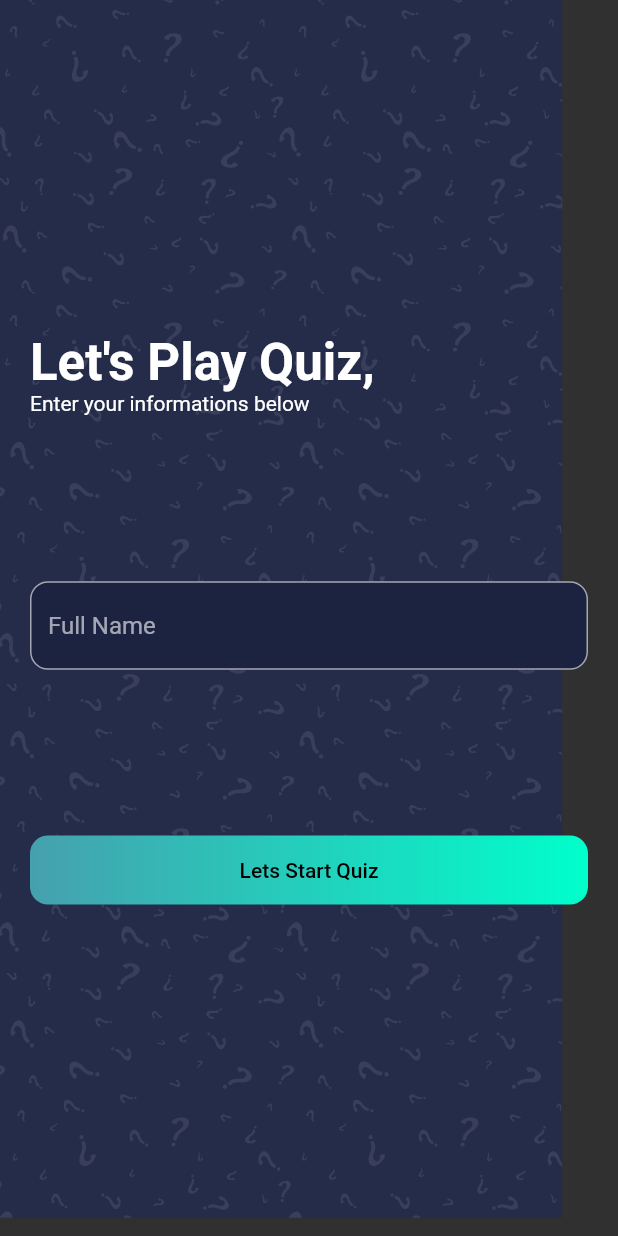
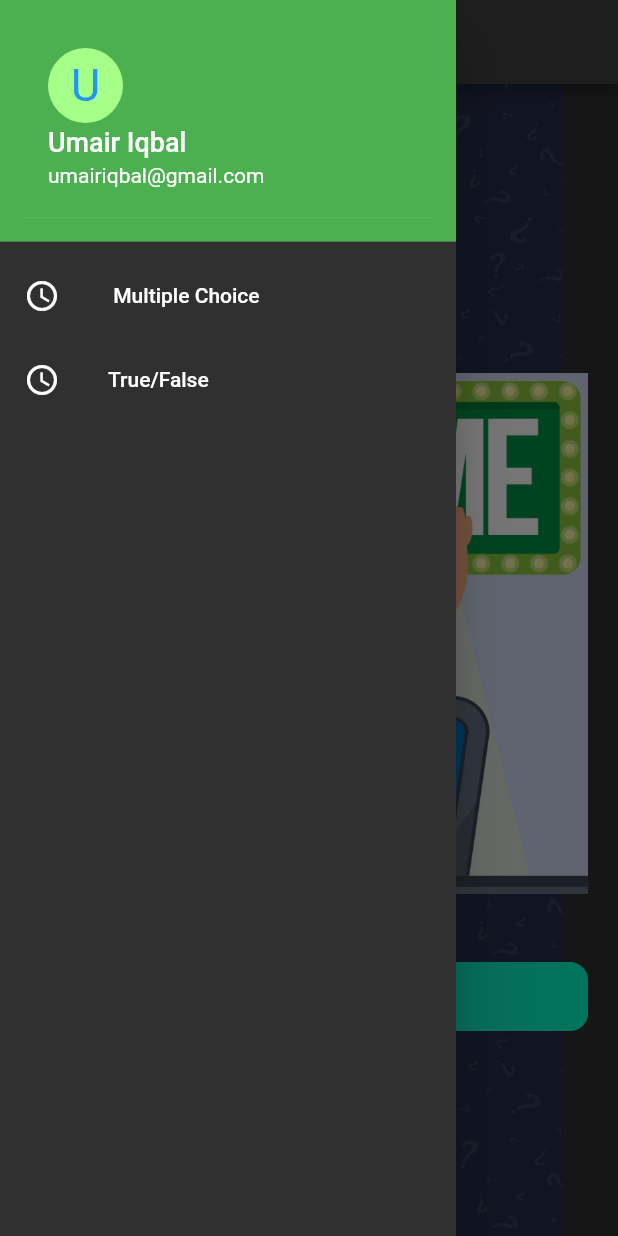
Before and after one commit to offical-waqas-khurshid/Quiz_App_Flutter, a Flutter app: the screen it shows after launch, with the side drawer open (before the commit the screen has no drawer), on a phone screen of 412 x 824 dp. Run offline on Flutter 3.47's test engine with Material 2 defaults, Android fonts, the phone set to English and light mode, and no system bars; our stand-ins replace flutter_svg, get.

Commit message:
home page create

```diff
--- a/lib/main.dart
+++ b/lib/main.dart
@@ -2,9 +2,12 @@ import 'package:flutter/material.dart';
 import 'package:get/get_navigation/src/root/get_material_app.dart';
 import 'package:quiz_app_flutter/screens/welcome/welcome_screen.dart';
 
+import 'screens/home_Screen/home.dart';
+
 void main() {
-  runApp( MyApp());
+  runApp(MyApp());
 }
+
 class MyApp extends StatelessWidget {
   @override
   Widget build(BuildContext context) {
@@ -12,7 +15,7 @@ class MyApp extends StatelessWidget {
       title: 'Quiz App',
       debugShowCheckedModeBanner: false,
       theme: ThemeData.dark(),
-      home: WelcomeScreen(),
+      home: const Home(),
     );
   }
 }
--- /dev/null
+++ b/lib/screens/home_Screen/home.dart
@@ -0,0 +1,121 @@
+import 'package:flutter/material.dart';
+import 'package:flutter_svg/flutter_svg.dart';
+import 'package:get/get.dart';
+import 'package:quiz_app_flutter/screens/welcome/welcome_screen.dart';
+
+import '../../constants.dart';
+
+class Home extends StatelessWidget {
+  const Home({Key? key}) : super(key: key);
+
+  @override
+  Widget build(BuildContext context) {
+    return Scaffold(
+      appBar: AppBar(
+        title: const Text("Quiz App", style: TextStyle(color: Colors.white),),
+        centerTitle: true,
+      ),
+      drawer: Drawer(
+        child: ListView(
+          padding: const EdgeInsets.all(0),
+          children: [
+            const DrawerHeader(
+              decoration: BoxDecoration(
+                color: Colors.green,
+              ), //BoxDecoration
+              child: UserAccountsDrawerHeader(
+                decoration: BoxDecoration(color: Colors.green),
+                accountName: Text(
+                  "Umair Iqbal",
+                  style: TextStyle(fontSize: 18),
+                ),
+                accountEmail: Text("umairiqbal@gmail.com"),
+                currentAccountPictureSize: Size.square(50),
+                currentAccountPicture: CircleAvatar(
+                  backgroundColor: Color.fromARGB(255, 165, 255, 137),
+                  child: Text(
+                    "U",
+                    style: TextStyle(fontSize: 30.0, color: Colors.blue),
+                  ), //Text
+                ), //circleAvatar
+              ), //UserAccountDrawerHeader
+            ), //DrawerHeader
+            ListTile(
+              leading: const Icon(Icons.access_time_outlined),
+              title: const Text(' Multiple Choice '),
+              onTap: () {
+                Navigator.push(
+                    context,
+                    MaterialPageRoute(
+                      builder: (context) => WelcomeScreen(),
+                    ));
+              },
+            ),
+            ListTile(
+              leading: const Icon(Icons.access_time_outlined),
+              title: const Text('True/False'),
+              onTap: () {
+                Navigator.push(
+                    context,
+                    MaterialPageRoute(
+                      builder: (context) => WelcomeScreen(),
+                    ));
+              },
+            ),
+          ],
+        ),
+      ),
+      body: Stack(
+        children: [
+          SvgPicture.asset("assets/icons/bg.svg", fit: BoxFit.fill),
+          SafeArea(
+            child: Padding(
+              padding: const EdgeInsets.symmetric(horizontal: kDefaultPadding),
+              child: Column(
+                crossAxisAlignment: CrossAxisAlignment.start,
+                children: [
+                  const Spacer(flex: 2), //2/6
+                  Text(
+                    "Let's Play Quiz,",
+                    style: Theme.of(context).textTheme.headline4!.copyWith(
+                        color: Colors.white, fontWeight: FontWeight.bold),
+                  ),
+                  const Text("Quiz will be related to flutter questions."),
+                  const Spacer(), // 1/6
+                  Image.asset(
+                    "assets/icons/1035946_94856-OK8685-102.jpg",
+                    fit: BoxFit.cover,
+                  ),
+                  const Spacer(), // 1/6
+                  InkWell(
+                    onTap: () => Get.to(WelcomeScreen()),
+                    child: Container(
+                      width: double.infinity,
+                      alignment: Alignment.center,
+                      padding: const EdgeInsets.all(kDefaultPadding * 0.75),
+                      // 15
+                      decoration: const BoxDecoration(
+                        gradient: kPrimaryGradient,
+                        borderRadius: BorderRadius.all(Radius.circular(12)),
+                      ),
+                      child: Text(
+                        "Lets Start Quiz",
+                        style: Theme.of(context)
+                            .textTheme
+                            .button!
+                            .copyWith(color: Colors.black),
+                      ),
+                    ),
+                  ),
+                  const Spacer(
+                    flex: 3,
+                  ),
+                ],
+              ),
+            ),
+          ),
+        ],
+      ),
+    );
+  }
+}
--- a/lib/screens/quiz/quiz_screen.dart
+++ b/lib/screens/quiz/quiz_screen.dart
@@ -12,11 +12,11 @@ class QuizScreen extends StatelessWidget {
     return Scaffold(
       extendBodyBehindAppBar: true,
       appBar: AppBar(
-        // Fluttter show the back button automatically
         backgroundColor: Colors.transparent,
         elevation: 0,
         actions: [
-          ElevatedButton(onPressed: _controller.nextQuestion, child: Text("Skip")),
+          ElevatedButton(
+              onPressed: _controller.nextQuestion, child: Text("Skip")),
         ],
       ),
       body: Body(),
--- a/lib/screens/score/score_screen.dart
+++ b/lib/screens/score/score_screen.dart
@@ -17,7 +17,7 @@ class ScoreScreen extends StatelessWidget {
           SvgPicture.asset("assets/icons/bg.svg", fit: BoxFit.fill),
           Column(
             children: [
-              Spacer(flex: 3),
+              const Spacer(flex: 3),
               Text(
                 "Score",
                 style: Theme.of(context)
@@ -25,7 +25,7 @@ class ScoreScreen extends StatelessWidget {
                     .headline3!
                     .copyWith(color: kSecondaryColor),
               ),
-              Spacer(),
+              const Spacer(),
               Text(
                 "${_qnController.correctAns * 10}/${_qnController.questions.length * 10}",
                 style: Theme.of(context)
@@ -33,7 +33,7 @@ class ScoreScreen extends StatelessWidget {
                     .headline4!
                     .copyWith(color: kSecondaryColor),
               ),
-              Spacer(flex: 3),
+              const Spacer(flex: 3),
             ],
           )
         ],
--- a/lib/screens/welcome/welcome_screen.dart
+++ b/lib/screens/welcome/welcome_screen.dart
@@ -5,28 +5,40 @@ import 'package:get/get.dart';
 import '../../constants.dart';
 import '../quiz/quiz_screen.dart';
 
-class WelcomeScreen extends StatelessWidget {
+class WelcomeScreen extends StatefulWidget {
+  @override
+  State<WelcomeScreen> createState() => _WelcomeScreenState();
+}
+
+class _WelcomeScreenState extends State<WelcomeScreen> {
   @override
   Widget build(BuildContext context) {
     return Scaffold(
+      appBar: AppBar(
+        title: const Text(
+          "Quiz App",
+          style: TextStyle(color: Colors.white),
+        ),
+        centerTitle: true,
+      ),
       body: Stack(
         children: [
           SvgPicture.asset("assets/icons/bg.svg", fit: BoxFit.fill),
           SafeArea(
             child: Padding(
-              padding:  const EdgeInsets.symmetric(horizontal: kDefaultPadding),
+              padding: const EdgeInsets.symmetric(horizontal: kDefaultPadding),
               child: Column(
                 crossAxisAlignment: CrossAxisAlignment.start,
                 children: [
-                 const Spacer(flex: 2), //2/6
+                  const Spacer(flex: 2), //2/6
                   Text(
                     "Let's Play Quiz,",
                     style: Theme.of(context).textTheme.headline4!.copyWith(
                         color: Colors.white, fontWeight: FontWeight.bold),
                   ),
-                 const Text("Enter your informations below"),
-                const Spacer(), // 1/6
-                const  TextField(
+                  const Text("Enter your informations below"),
+                  const Spacer(), // 1/6
+                  const TextField(
                     decoration: InputDecoration(
                       filled: true,
                       fillColor: Color(0xFF1C2341),
@@ -36,14 +48,15 @@ class WelcomeScreen extends StatelessWidget {
                       ),
                     ),
                   ),
-                  Spacer(), // 1/6
+                  const Spacer(), // 1/6
                   InkWell(
                     onTap: () => Get.to(QuizScreen()),
                     child: Container(
                       width: double.infinity,
                       alignment: Alignment.center,
-                      padding: EdgeInsets.all(kDefaultPadding * 0.75), // 15
-                      decoration: BoxDecoration(
+                      padding: const EdgeInsets.all(kDefaultPadding * 0.75),
+                      // 15
+                      decoration: const BoxDecoration(
                         gradient: kPrimaryGradient,
                         borderRadius: BorderRadius.all(Radius.circular(12)),
                       ),
@@ -56,7 +69,7 @@ class WelcomeScreen extends StatelessWidget {
                       ),
                     ),
                   ),
-                  Spacer(flex: 2), // it will take 2/6 spaces
+                  const Spacer(flex: 2), // it will take 2/6 spaces
                 ],
               ),
             ),
```
Also changed, not shown: lib/controllers/question_controller.dart (+11 -3 lines), lib/models/Questions.dart (+36 -6 lines), assets/icons/1035946_94856-OK8685-102.jpg (added), assets/icons/9649998_7560.jpg (added), 1 other file.
